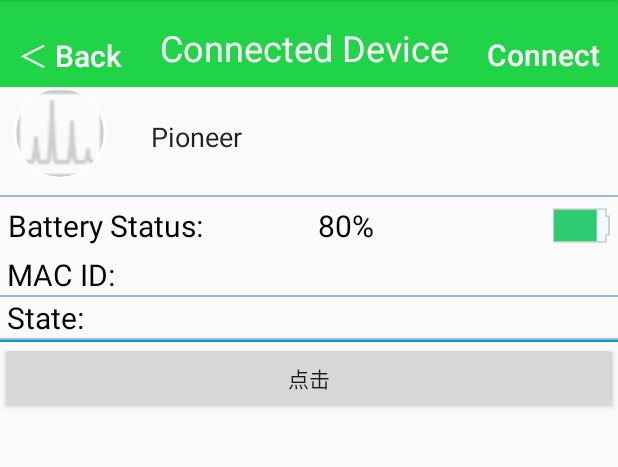
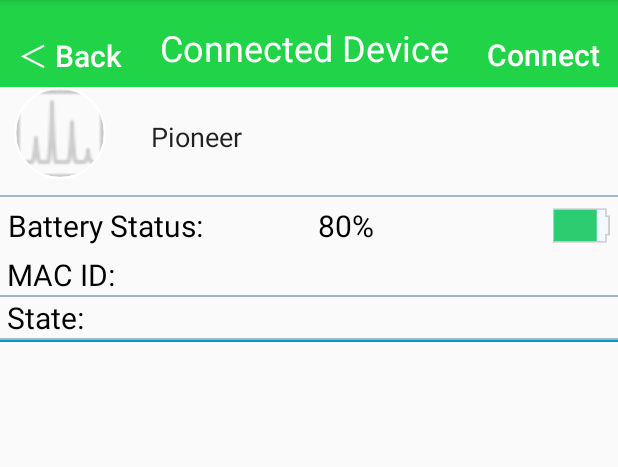
Before and after one commit to YJPflyy95/SpitFire3_20181107, an Android app: the fragment DeviceControlFragment shown on its own in the app's theme, on a phone screen of 412 x 824 dp, the part 84-551 px from its top. Run offline under Robolectric (Android 15) with nearby library versions, the phone set to English and light mode, and no system bars; our stand-ins replace CircleImageView; libraries missing offline, so code that uses them is left out: com.vise.baseble, com.vise.xsnow; pictures from the network do not load; 6 statements that could not run were skipped.

Commit message:
DeviceDetailFragment 、 DeviceControlFragment 为测试，不显示开发时的按钮功能。

```diff
--- a/app/src/main/java/org/astri/spitfire/ble/Fragment/DeviceControlFragment.java
+++ b/app/src/main/java/org/astri/spitfire/ble/Fragment/DeviceControlFragment.java
@@ -60,6 +60,7 @@ import java.util.UUID;
 
 import static org.astri.spitfire.GodActivity.CHARA_MAP;
 import static org.astri.spitfire.GodActivity.SERVICE_MAP;
+import static org.astri.spitfire.util.Constants.IS_PRODUCTION;
 
 /**
  * @Description: 主页，展示已连接设备列表
@@ -277,6 +278,9 @@ public class DeviceControlFragment extends Fragment {
         mDeviceAddress = view.findViewById(R.id.device_address);
 
         btShowHeartRate = view.findViewById(R.id.bt_show_heart_rate);
+        if(IS_PRODUCTION){
+            btShowHeartRate.setVisibility(View.GONE);
+        }
 
         btShowHeartRate.setOnClickListener(new View.OnClickListener() {
             @Override
--- a/app/src/main/java/org/astri/spitfire/ble/Fragment/DeviceDetailFragment.java
+++ b/app/src/main/java/org/astri/spitfire/ble/Fragment/DeviceDetailFragment.java
@@ -62,6 +62,7 @@ import java.util.TimerTask;
 
 import static android.hardware.camera2.params.RggbChannelVector.COUNT;
 import static com.vise.utils.handler.HandlerUtil.runOnUiThread;
+import static org.astri.spitfire.util.Constants.IS_PRODUCTION;
 
 /**
  * @Description: 主页，展示已连接设备列表
@@ -124,6 +125,8 @@ public class DeviceDetailFragment extends Fragment {
 //        });
         connect.setOnClickListener(new View.OnClickListener(){
             public void onClick(View v) {
+
+                if(!IS_PRODUCTION){
                     LogUtil.d(TAG, "点击 Connect 按钮，连接设备。");
 
 
@@ -140,6 +143,7 @@ public class DeviceDetailFragment extends Fragment {
                     fm.beginTransaction()
                             .replace(R.id.ll_content,new DeviceControlFragment())
                             .commit();
+                }
             }
         });
         Button back = (Button) view.findViewById(R.id.Back_bt);
```
Lines whose indentation alone changed are shown as unchanged.
